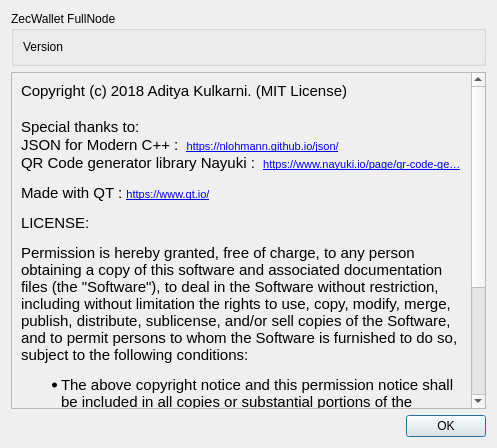
z-bitcoinz/BitcoinZ_Blue, file src/about.ui: the form before one commit.
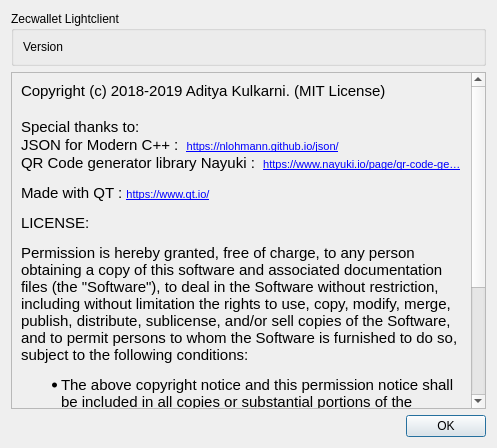
The form after the commit.

Commit message: Update copyright year

```diff
--- a/src/about.ui
+++ b/src/about.ui
@@ -17,7 +17,7 @@
    <item>
     <widget class="QGroupBox" name="groupBox">
      <property name="title">
-      <string notr="true">ZecWallet FullNode</string>
+      <string notr="true">Zecwallet Lightclient</string>
      </property>
      <layout class="QVBoxLayout" name="verticalLayout_2">
       <item>
@@ -52,7 +52,7 @@
 &lt;html&gt;&lt;head&gt;&lt;meta name=&quot;qrichtext&quot; content=&quot;1&quot; /&gt;&lt;style type=&quot;text/css&quot;&gt;
 p, li { white-space: pre-wrap; }
 &lt;/style&gt;&lt;/head&gt;&lt;body style=&quot; font-family:'MS Shell Dlg 2'; font-size:8.1pt; font-weight:400; font-style:normal;&quot;&gt;
-&lt;p style=&quot; margin-top:0px; margin-bottom:0px; margin-left:0px; margin-right:0px; -qt-block-indent:0; text-indent:0px;&quot;&gt;&lt;span style=&quot; font-family:'Ubuntu'; font-size:11pt;&quot;&gt;Copyright (c) 2018 Aditya Kulkarni. (MIT License)&lt;/span&gt;&lt;/p&gt;
+&lt;p style=&quot; margin-top:0px; margin-bottom:0px; margin-left:0px; margin-right:0px; -qt-block-indent:0; text-indent:0px;&quot;&gt;&lt;span style=&quot; font-family:'Ubuntu'; font-size:11pt;&quot;&gt;Copyright (c) 2018-2019 Aditya Kulkarni. (MIT License)&lt;/span&gt;&lt;/p&gt;
 &lt;p style=&quot;-qt-paragraph-type:empty; margin-top:0px; margin-bottom:0px; margin-left:0px; margin-right:0px; -qt-block-indent:0; text-indent:0px; font-family:'Ubuntu'; font-size:11pt;&quot;&gt;&lt;br /&gt;&lt;/p&gt;
 &lt;p style=&quot; margin-top:0px; margin-bottom:0px; margin-left:0px; margin-right:0px; -qt-block-indent:0; text-indent:0px;&quot;&gt;&lt;span style=&quot; font-family:'Ubuntu'; font-size:11pt;&quot;&gt;Special thanks to:&lt;/span&gt;&lt;/p&gt;
 &lt;p style=&quot; margin-top:0px; margin-bottom:0px; margin-left:0px; margin-right:0px; -qt-block-indent:0; text-indent:0px;&quot;&gt;&lt;span style=&quot; font-family:'Ubuntu'; font-size:11pt;&quot;&gt;JSON for Modern C++ :  &lt;/span&gt;&lt;a href=&quot;https://nlohmann.github.io/json/&quot;&gt;&lt;span style=&quot; font-size:8pt; text-decoration: underline; color:#0000ff;&quot;&gt;https://nlohmann.github.io/json/&lt;/span&gt;&lt;/a&gt;&lt;/p&gt;
```
